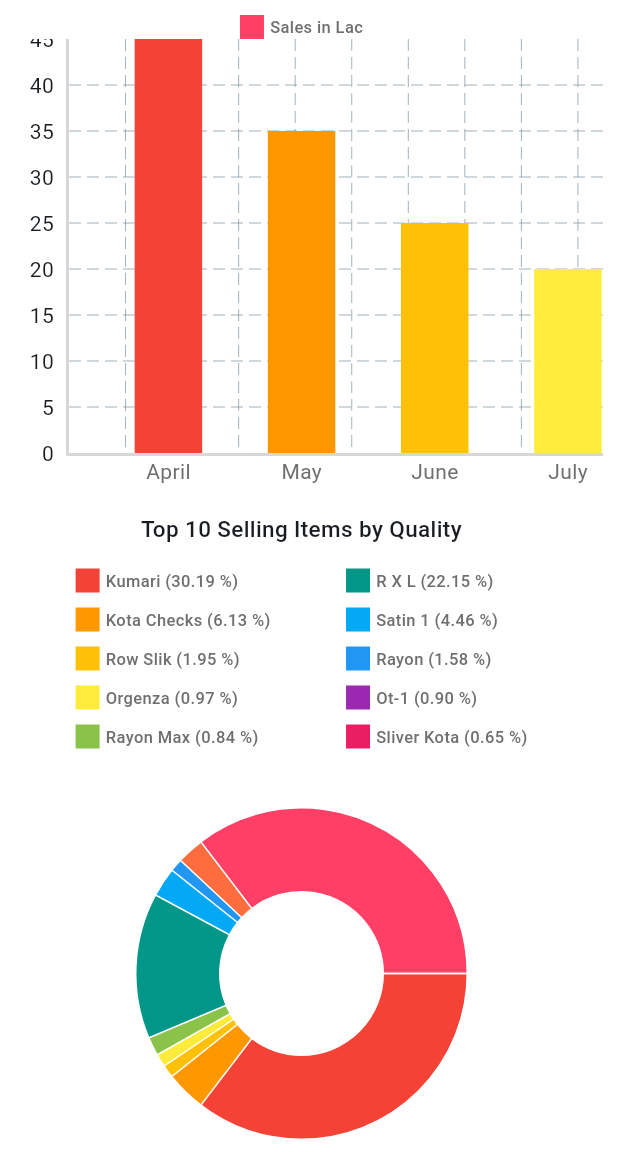
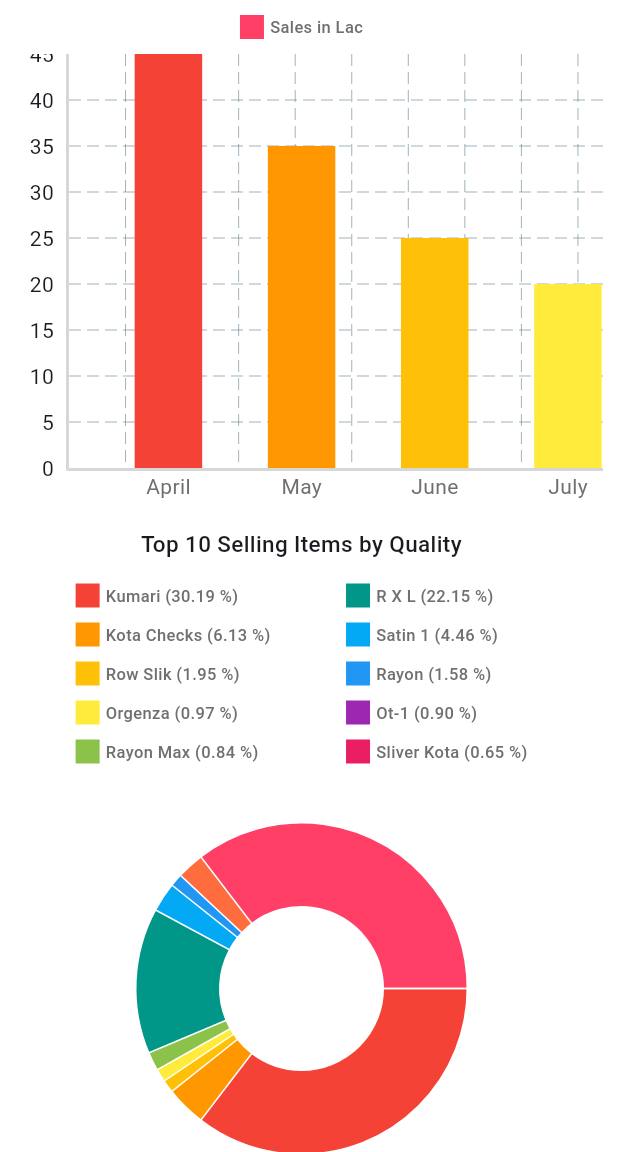
Before and after one commit to TheWebHub01/Textile_app, a Flutter app: the PurchaseAnalysisScreen screen opened directly, on a phone screen of 412 x 824 dp, the part 84-1236 px from its top. Run offline on Flutter 3.47's test engine with Material 3 defaults, Android fonts, the light colour scheme and no system bars; drawn by our look-alikes of fl_chart; our stand-ins replace cloud_firestore, firebase_auth, firebase_core, flutter_screenutil, flutter_svg, get and 3 more; missing offline and left inert: flutter_facebook_auth; accounts and stored records are empty; Roboto replaces fonts that are missing (Mulish).

Commit message:
small change

```diff
--- a/lib/Screens/Calculate/calculate_screen.dart
+++ b/lib/Screens/Calculate/calculate_screen.dart
@@ -11,7 +11,7 @@ class CalculateScreen extends StatefulWidget {
   final String startDate;
   final String endDate;
 
-  CalculateScreen(
+  const CalculateScreen(
       {super.key,
       required this.title,
       required this.startDate,
--- a/lib/Screens/chart/chart_screen.dart
+++ b/lib/Screens/chart/chart_screen.dart
@@ -33,6 +33,9 @@ class PurchaseAnalysisScreen extends StatelessWidget {
                                   color: Color(0xff6F6F6E),
                                   fontWeight: FontWeight.w500)),
                         ],
+                      ),
+                      const SizedBox(
+                        height: 10,
                       ),
                       const SizedBox(
                         height: 300,
```
